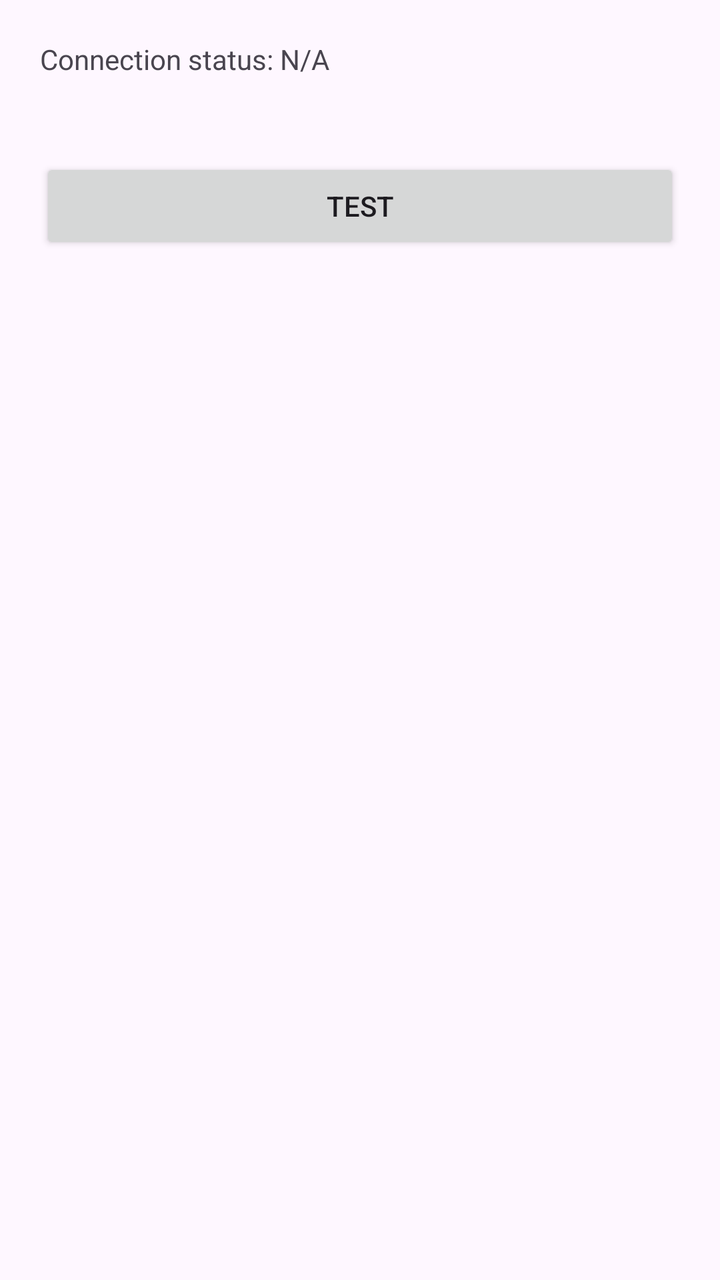
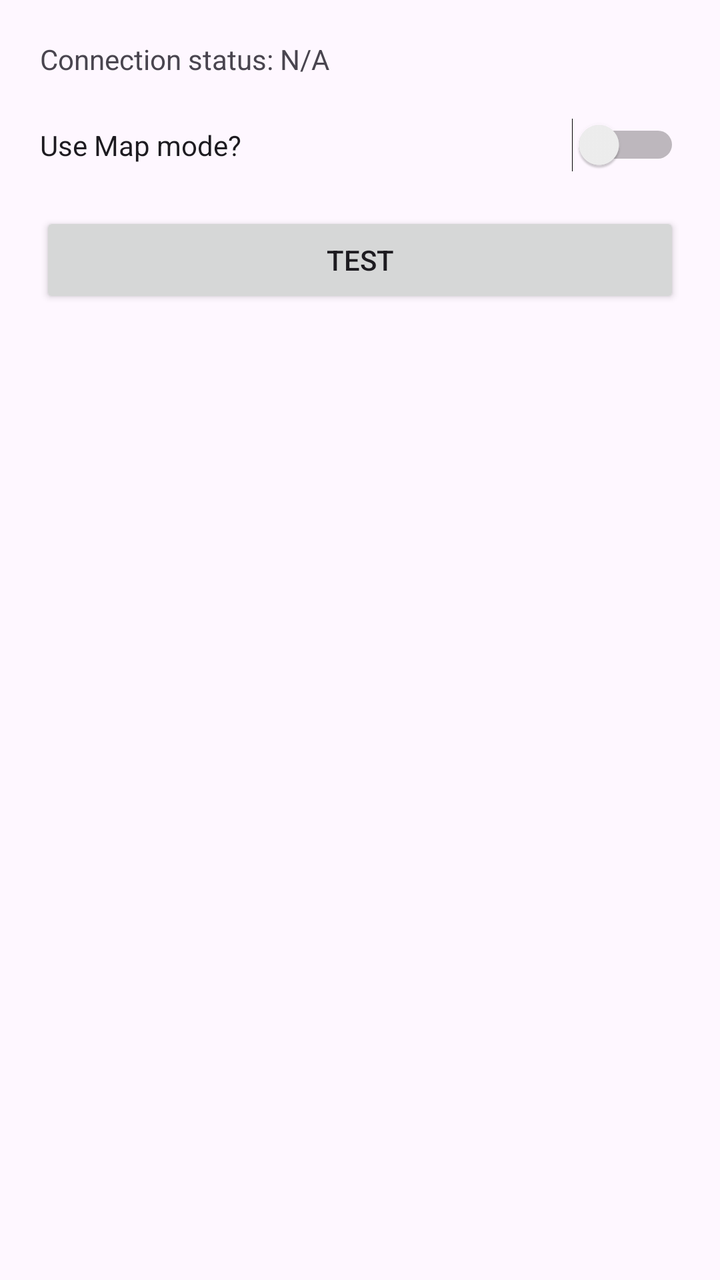

Screens rendered from an Android XML layout before and after an edit, with the pre-edit source and the edit as a unified diff.
<!-- AndroidManifest.xml: application theme Theme.EvenUtils -->
<!-- res/layout/activity_main.xml -->
<?xml version="1.0" encoding="utf-8"?>
<androidx.constraintlayout.widget.ConstraintLayout xmlns:android="http://schemas.android.com/apk/res/android"
    xmlns:app="http://schemas.android.com/apk/res-auto"
    xmlns:tools="http://schemas.android.com/tools"
    android:id="@+id/main"
    android:layout_width="match_parent"
    android:layout_height="match_parent"
    tools:context=".MainActivity">

    <TextView
        android:id="@+id/textViewConnectionStatus"
        android:layout_width="wrap_content"
        android:layout_height="wrap_content"
        android:layout_marginStart="20dp"
        android:layout_marginTop="20dp"
        android:text="Connection status: N/A"
        app:layout_constraintStart_toStartOf="parent"
        app:layout_constraintTop_toTopOf="parent" />

    <Button
        android:id="@+id/buttonTest"
        android:layout_width="0dp"
        android:layout_height="wrap_content"
        android:layout_marginStart="20dp"
        android:layout_marginTop="40dp"
        android:layout_marginEnd="20dp"
        android:text="Test"
        app:layout_constraintEnd_toEndOf="parent"
        app:layout_constraintStart_toStartOf="parent"
        app:layout_constraintTop_toBottomOf="@+id/textViewConnectionStatus" />
</androidx.constraintlayout.widget.ConstraintLayout>
<!-- resources referenced by this layout -->
<resources>
  <style name="Theme.EvenUtils" parent="Base.Theme.EvenUtils" />
  <style name="Base.Theme.EvenUtils" parent="Theme.Material3.DayNight.NoActionBar">
          
          
      </style>
</resources>

<!-- the commit's change to res/layout/activity_main.xml (unified diff, before → after) -->
@@ -22,9 +22,24 @@
         android:layout_width="0dp"
         android:layout_height="wrap_content"
         android:layout_marginStart="20dp"
-        android:layout_marginTop="40dp"
+        android:layout_marginTop="20dp"
         android:layout_marginEnd="20dp"
         android:text="Test"
+        app:layout_constraintEnd_toEndOf="parent"
+        app:layout_constraintHorizontal_bias="0.0"
+        app:layout_constraintStart_toStartOf="parent"
+        app:layout_constraintTop_toBottomOf="@+id/switchMode" />
+
+    <Switch
+        android:id="@+id/switchMode"
+        android:layout_width="0dp"
+        android:layout_height="wrap_content"
+        android:layout_marginStart="20dp"
+        android:layout_marginTop="20dp"
+        android:layout_marginEnd="20dp"
+        android:layout_marginBottom="20dp"
+        android:text="Use Map mode?"
+        app:layout_constraintBottom_toTopOf="@+id/buttonTest"
         app:layout_constraintEnd_toEndOf="parent"
         app:layout_constraintStart_toStartOf="parent"
         app:layout_constraintTop_toBottomOf="@+id/textViewConnectionStatus" />
